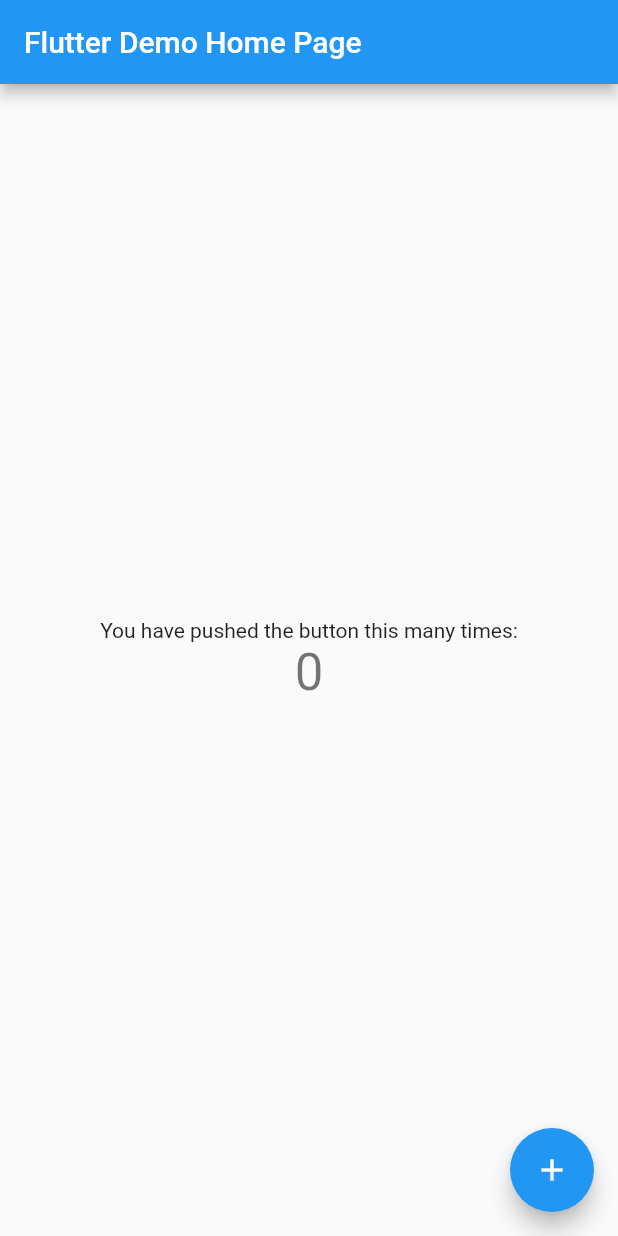
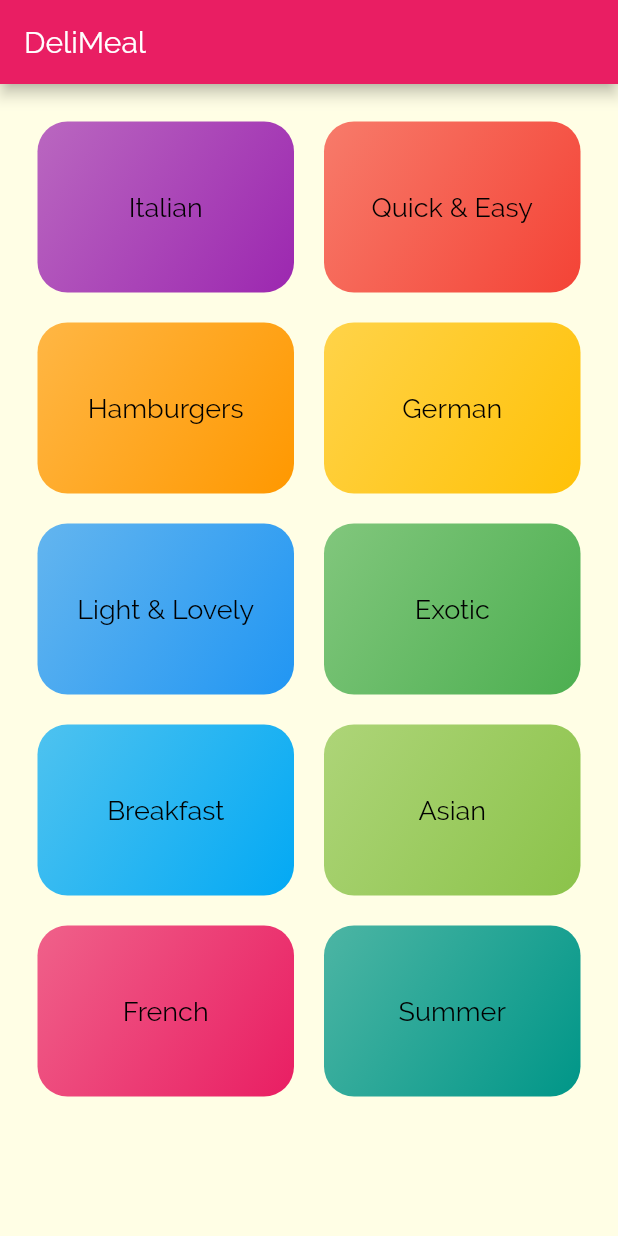
Before and after one commit to enricobragastini/meals_app, a Flutter app: the screen it shows after launch, on a phone screen of 412 x 824 dp. Run offline on Flutter 3.47's test engine with Material 2 defaults, Android fonts, the phone set to English and light mode, and no system bars.

Commit message:
lezione161

```diff
--- /dev/null
+++ b/lib/categories_screen.dart
@@ -0,0 +1,26 @@
+import 'package:flutter/material.dart';
+
+import 'dummy_data.dart';
+import 'category_item.dart';
+
+class CategoriesScreen extends StatelessWidget {
+  const CategoriesScreen({Key? key}) : super(key: key);
+
+  @override
+  Widget build(BuildContext context) {
+    return Scaffold(
+      appBar: AppBar(title: const Text('DeliMeal')),
+      body: GridView(
+        padding: const EdgeInsets.all(25),
+        children: DUMMY_CATEGORIES.map((catData) {
+          return CategoryItem(title: catData.title, color: catData.color);
+        }).toList(),
+        gridDelegate: const SliverGridDelegateWithMaxCrossAxisExtent(
+            maxCrossAxisExtent: 200, // max width of tile elements
+            childAspectRatio: 3 / 2, // height:width relation of tiles
+            crossAxisSpacing: 20, // spacing between column
+            mainAxisSpacing: 20), // and rows
+      ),
+    );
+  }
+}
--- /dev/null
+++ b/lib/category_item.dart
@@ -0,0 +1,34 @@
+import 'package:flutter/material.dart';
+
+class CategoryItem extends StatelessWidget {
+  final String title;
+  final Color color;
+
+  const CategoryItem({required this.title, required this.color});
+
+  @override
+  Widget build(BuildContext context) {
+    return Container(
+      padding: const EdgeInsets.all(15),
+      child: Row(
+        mainAxisAlignment: MainAxisAlignment.center,
+        crossAxisAlignment: CrossAxisAlignment.center,
+        children: [
+          Text(
+            title,
+            style: Theme.of(context).textTheme.labelMedium,
+            textAlign: TextAlign.center,
+          ),
+        ],
+      ),
+      decoration: BoxDecoration(
+        gradient: LinearGradient(
+          colors: [color.withOpacity(0.7), color],
+          begin: Alignment.topLeft,
+          end: Alignment.bottomRight,
+        ),
+        borderRadius: BorderRadius.circular(20),
+      ),
+    );
+  }
+}
--- /dev/null
+++ b/lib/dummy_data.dart
@@ -0,0 +1,58 @@
+// ignore_for_file: constant_identifier_names
+
+import 'package:flutter/material.dart';
+
+import './models/category.dart';
+
+const DUMMY_CATEGORIES = [
+  Category(
+    id: 'c1',
+    title: 'Italian',
+    color: Colors.purple,
+  ),
+  Category(
+    id: 'c2',
+    title: 'Quick & Easy',
+    color: Colors.red,
+  ),
+  Category(
+    id: 'c3',
+    title: 'Hamburgers',
+    color: Colors.orange,
+  ),
+  Category(
+    id: 'c4',
+    title: 'German',
+    color: Colors.amber,
+  ),
+  Category(
+    id: 'c5',
+    title: 'Light & Lovely',
+    color: Colors.blue,
+  ),
+  Category(
+    id: 'c6',
+    title: 'Exotic',
+    color: Colors.green,
+  ),
+  Category(
+    id: 'c7',
+    title: 'Breakfast',
+    color: Colors.lightBlue,
+  ),
+  Category(
+    id: 'c8',
+    title: 'Asian',
+    color: Colors.lightGreen,
+  ),
+  Category(
+    id: 'c9',
+    title: 'French',
+    color: Colors.pink,
+  ),
+  Category(
+    id: 'c10',
+    title: 'Summer',
+    color: Colors.teal,
+  ),
+];
--- a/lib/main.dart
+++ b/lib/main.dart
@@ -1,4 +1,6 @@
 import 'package:flutter/material.dart';
+
+import 'package:meals/categories_screen.dart';
 
 void main() {
   runApp(const MyApp());
@@ -7,109 +9,21 @@ void main() {
 class MyApp extends StatelessWidget {
   const MyApp({Key? key}) : super(key: key);
 
-  // This widget is the root of your application.
   @override
   Widget build(BuildContext context) {
     return MaterialApp(
-      title: 'Flutter Demo',
+      title: 'DeliMeals',
       theme: ThemeData(
-        // This is the theme of your application.
-        //
-        // Try running your application with "flutter run". You'll see the
-        // application has a blue toolbar. Then, without quitting the app, try
-        // changing the primarySwatch below to Colors.green and then invoke
-        // "hot reload" (press "r" in the console where you ran "flutter run",
-        // or simply save your changes to "hot reload" in a Flutter IDE).
-        // Notice that the counter didn't reset back to zero; the application
-        // is not restarted.
-        primarySwatch: Colors.blue,
+        fontFamily: 'Raleway',
+        primarySwatch: Colors.pink,
+        canvasColor: const Color.fromRGBO(255, 254, 229, 1),
+        textTheme: const TextTheme(
+            // bodyText1: TextStyle(color: Color.fromRGBO(20, 51, 51, 1)),
+            // bodyText2: TextStyle(color: Color.fromRGBO(20, 51, 51, 1)),
+            labelMedium: TextStyle(
+                color: Colors.black, fontFamily: "Raleway", fontSize: 18)),
       ),
-      home: const MyHomePage(title: 'Flutter Demo Home Page'),
+      home: const CategoriesScreen(),
     );
   }
 }
-
-class MyHomePage extends StatefulWidget {
-  const MyHomePage({Key? key, required this.title}) : super(key: key);
-
-  // This widget is the home page of your application. It is stateful, meaning
-  // that it has a State object (defined below) that contains fields that affect
-  // how it looks.
-
-  // This class is the configuration for the state. It holds the values (in this
-  // case the title) provided by the parent (in this case the App widget) and
-  // used by the build method of the State. Fields in a Widget subclass are
-  // always marked "final".
-
-  final String title;
-
-  @override
-  State<MyHomePage> createState() => _MyHomePageState();
-}
-
-class _MyHomePageState extends State<MyHomePage> {
-  int _counter = 0;
-
-  void _incrementCounter() {
-    setState(() {
-      // This call to setState tells the Flutter framework that something has
-      // changed in this State, which causes it to rerun the build method below
-      // so that the display can reflect the updated values. If we changed
-      // _counter without calling setState(), then the build method would not be
-      // called again, and so nothing would appear to happen.
-      _counter++;
-    });
-  }
-
-  @override
-  Widget build(BuildContext context) {
-    // This method is rerun every time setState is called, for instance as done
-    // by the _incrementCounter method above.
-    //
-    // The Flutter framework has been optimized to make rerunning build methods
-    // fast, so that you can just rebuild anything that needs updating rather
-    // than having to individually change instances of widgets.
-    return Scaffold(
-      appBar: AppBar(
-        // Here we take the value from the MyHomePage object that was created by
-        // the App.build method, and use it to set our appbar title.
-        title: Text(widget.title),
-      ),
-      body: Center(
-        // Center is a layout widget. It takes a single child and positions it
-        // in the middle of the parent.
-        child: Column(
-          // Column is also a layout widget. It takes a list of children and
-          // arranges them vertically. By default, it sizes itself to fit its
-          // children horizontally, and tries to be as tall as its parent.
-          //
-          // Invoke "debug painting" (press "p" in the console, choose the
-          // "Toggle Debug Paint" action from the Flutter Inspector in Android
-          // Studio, or the "Toggle Debug Paint" command in Visual Studio Code)
-          // to see the wireframe for each widget.
-          //
-          // Column has various properties to control how it sizes itself and
-          // how it positions its children. Here we use mainAxisAlignment to
-          // center the children vertically; the main axis here is the vertical
-          // axis because Columns are vertical (the cross axis would be
-          // horizontal).
-          mainAxisAlignment: MainAxisAlignment.center,
-          children: <Widget>[
-            const Text(
-              'You have pushed the button this many times:',
-            ),
-            Text(
-              '$_counter',
-              style: Theme.of(context).textTheme.headline4,
-            ),
-          ],
-        ),
-      ),
-      floatingActionButton: FloatingActionButton(
-        onPressed: _incrementCounter,
-        tooltip: 'Increment',
-        child: const Icon(Icons.add),
-      ), // This trailing comma makes auto-formatting nicer for build methods.
-    );
-  }
-}
--- /dev/null
+++ b/lib/models/category.dart
@@ -0,0 +1,10 @@
+import 'package:flutter/material.dart';
+
+class Category {
+  final String id;
+  final String title;
+  final Color color;
+
+  const Category(
+      {required this.id, required this.title, this.color = Colors.orange});
+}
```
Also changed, not shown: pubspec.yaml (+21 -0 lines), assets/fonts/Raleway-Black.ttf (added), assets/fonts/Raleway-Bold.ttf (added), assets/fonts/Raleway-Regular.ttf (added), assets/fonts/RobotoCondensed-Bold.ttf (added), assets/fonts/RobotoCondensed-Italic.ttf (added), assets/fonts/RobotoCondensed-Light.ttf (added), assets/fonts/RobotoCondensed-Regular.ttf (added).
